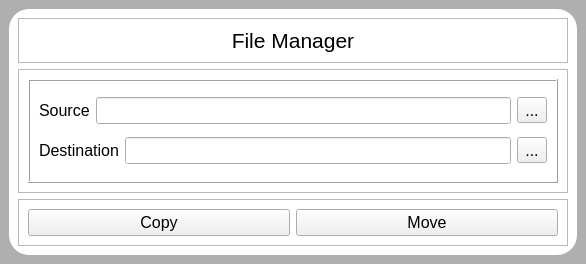
This is src/form.ui in killer24vrccp/pythonProject as Qt 5 draws it before an edit. The edited form follows.
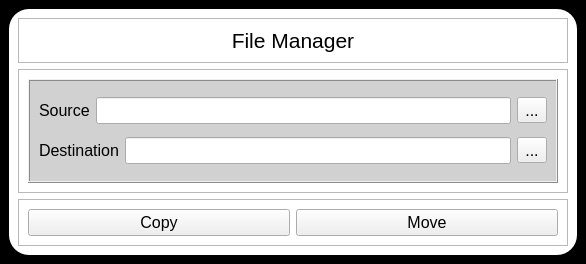
This is the edited form.

Patch:
```diff
--- a/src/form.ui
+++ b/src/form.ui
@@ -16,12 +16,16 @@
   <widget class="QWidget" name="centralwidget">
    <property name="styleSheet">
     <string notr="true">#centralwidget{
-	background-color: rgb(175, 175, 175);
+	background-color: rgb(0, 0, 0);
 }
 
 #frame_5{
 	background-color: rgb(255, 255, 255);
 	border-radius: 20px;
+}
+
+#frame_3{
+	background-color: rgb(209, 209, 209);
 }</string>
    </property>
    <layout class="QVBoxLayout" name="verticalLayout_3">
```
